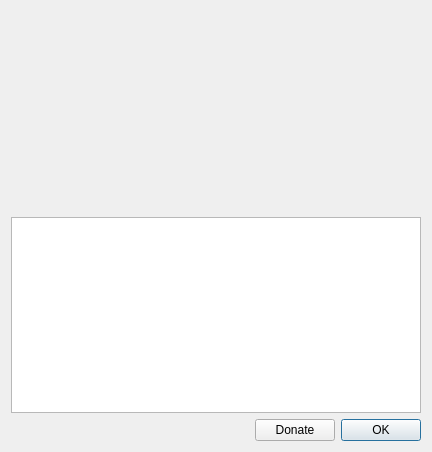
This is src/tiled/aboutdialog.ui in mapeditor/tiled as Qt 5 draws it before an edit. The edited form follows.
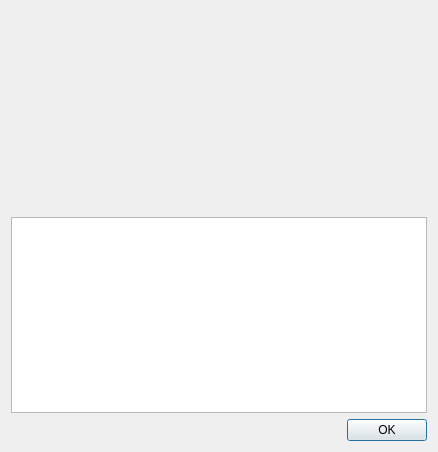
This is the edited form. Icons and pictures are not drawn.

Diff of the .ui file:
```diff
--- a/src/tiled/aboutdialog.ui
+++ b/src/tiled/aboutdialog.ui
@@ -6,7 +6,7 @@
    <rect>
     <x>0</x>
     <y>0</y>
-    <width>432</width>
+    <width>438</width>
     <height>452</height>
    </rect>
   </property>
@@ -91,13 +91,6 @@
        </property>
       </spacer>
      </item>
-     <item>
-      <widget class="QPushButton" name="donateButton">
-       <property name="text">
-        <string>Donate</string>
-       </property>
-      </widget>
-     </item>
      <item>
       <widget class="QPushButton" name="pushButton">
        <property name="text">
```
